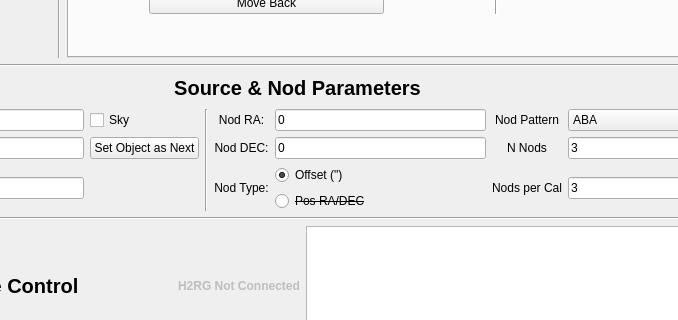
This is WIFIS.ui in WIFIS-Team/controlcode-new as Qt 5 draws it before an edit; both pictures show x 192 to 870 and y 234 to 554 of the 979 by 911 pixel window. The edited form follows.
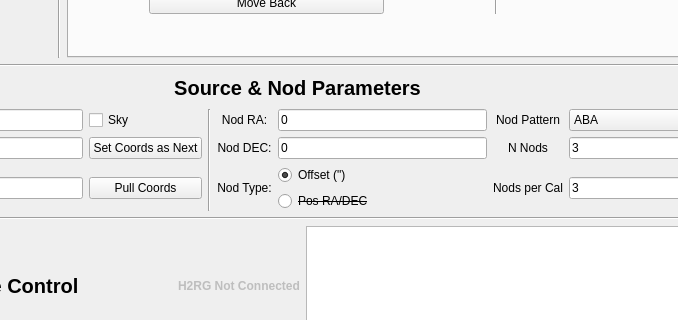
This is the edited form. The open tabs and pages were chosen to show the change.

Commit message: Added button to pull coordinates

```diff
--- a/WIFIS.ui
+++ b/WIFIS.ui
@@ -1587,7 +1587,7 @@
            </font>
           </property>
           <property name="text">
-           <string>Set Object as Next</string>
+           <string>Set Coords as Next</string>
           </property>
           <property name="default">
            <bool>false</bool>
@@ -1763,6 +1763,13 @@
           </property>
          </widget>
         </item>
+        <item row="3" column="2">
+         <widget class="QPushButton" name="PullCoordsButton">
+          <property name="text">
+           <string>Pull Coords</string>
+          </property>
+         </widget>
+        </item>
        </layout>
       </item>
       <item row="4" column="0">
```
Left out of the diff: 2 changed lines with no effect on the pictures. The commit also changes 1 other file.
